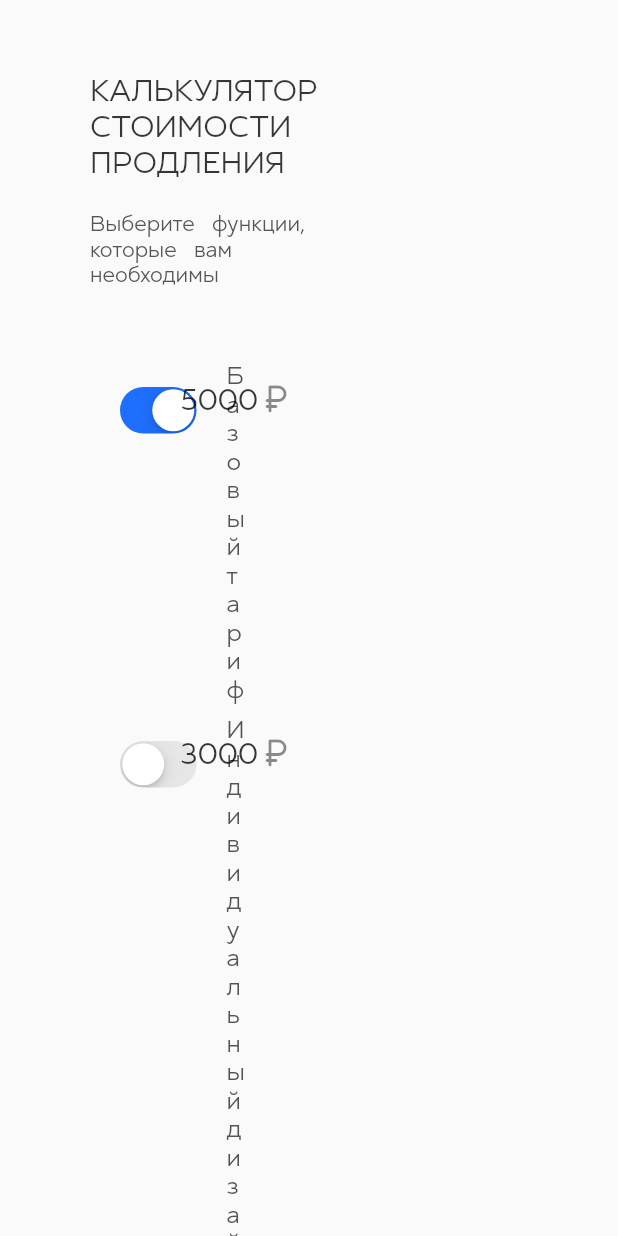
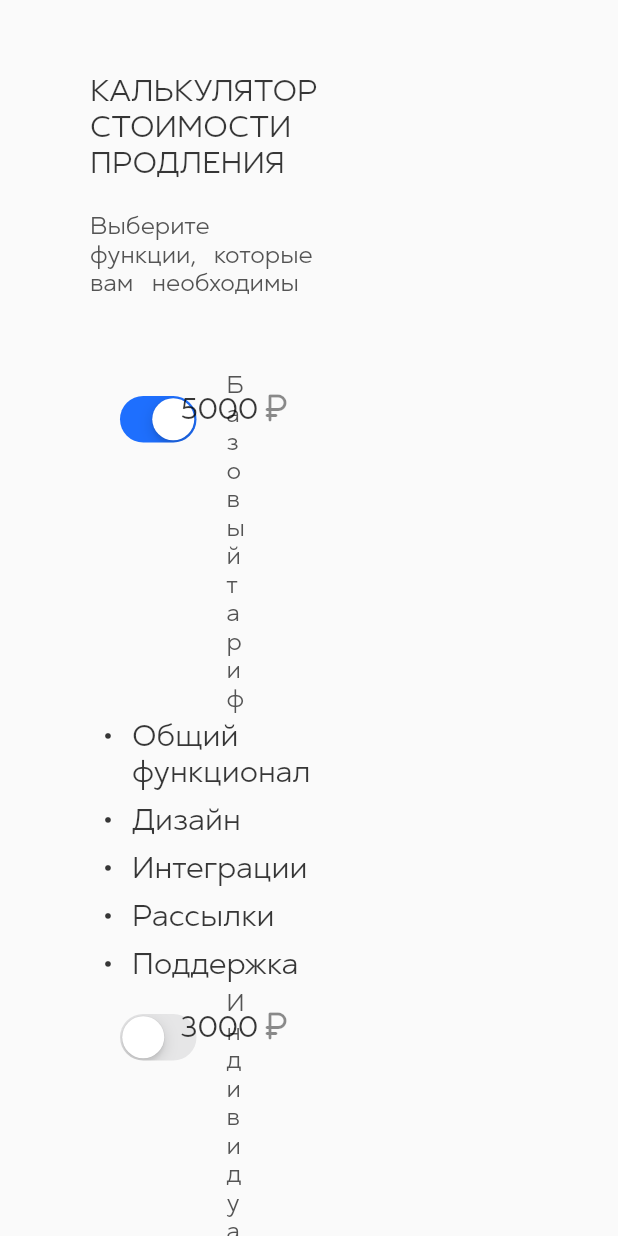
Before and after one commit to OmarinaA/flutter_calculator, a Flutter app: the screen it shows after launch, on a phone screen of 412 x 824 dp. Run offline on Flutter 3.47's test engine with Material 2 defaults, Android fonts, the phone set to English and light mode, and no system bars; drawn by our look-alikes of flutter_markdown.

Commit message:
добавила Markdown

```diff
--- a/lib/CostCalculator.dart
+++ b/lib/CostCalculator.dart
@@ -48,76 +48,6 @@ class _CostCalculatorState extends State<CostCalculator> {
   Widget build(BuildContext context) {
     return Scaffold(
       body: ListView(
-          padding: EdgeInsets.only(left: 60, right: 200, top: 50),
-          children: <Widget>[
-            Text('Калькулятор стоимости продления'.toUpperCase(),
-                textAlign: TextAlign.left,
-                style: Theme.of(context).textTheme.bodyMedium),
-            Padding(
-              padding: EdgeInsets.only(bottom: 45, top: 20),
-              child: Text(
-                'Выберите функции, которые вам необходимы',
-                textAlign: TextAlign.left,
-                style: TextStyle(
-                  fontSize: 14.0,
-                  fontFamily: 'Steppe',
-                  color: Color.fromARGB(255, 84, 84, 84),
-                  wordSpacing: 8,
-                ),
-              ),
-            ),
-            LisTileExample(
-              price: basicTariff.price,
-              title: basicTariff.title,
-              description: '',
-              isSelected: basicTariff.isSelected,
-              onChanged: (value) {},
-            ),
-            LisTileExample(
-              price: customDesignLogo.price,
-              title: customDesignLogo.title,
-              description: '',
-              isSelected: customDesignLogo.isSelected,
-              onChanged: (value) {},
-            ),
-            LisTileExample(
-              price: scheduleWidget.price,
-              title: scheduleWidget.title,
-              description: '',
-              isSelected: scheduleWidget.isSelected,
-              onChanged: (value) {},
-            ),
-            LisTileExample(
-              price: analytics.price,
-              title: analytics.title,
-              description: '',
-              isSelected: analytics.isSelected,
-              onChanged: (value) {},
-            ),
-            LisTileExample(
-              price: uploadOnlineWorkouts.price,
-              title: uploadOnlineWorkouts.title,
-              description: '',
-              isSelected: uploadOnlineWorkouts.isSelected,
-              onChanged: (value) {},
-            ),
-            Padding(
-              padding: EdgeInsets.only(bottom: 20, top: 40),
-              child: const Divider(
-                color: Color(0xffD9D9D9),
-                thickness: 2,
-                indent: 5,
-                endIndent: 5,
-              ),
-            ),
-            LisTileExample(
-              price: total.price,
-              title: total.title,
-              description: '',
-              isSelected: total.isSelected,
-              onChanged: (value) {},
-            ),
-          ]),
         padding: EdgeInsets.only(left: 60, right: 200, top: 50),
         children: <Widget>[
           Text('Калькулятор стоимости продления'.toUpperCase(),
@@ -133,7 +63,7 @@ class _CostCalculatorState extends State<CostCalculator> {
           LisTileExample(
             price: basicTariff.price,
             title: basicTariff.title,
-            description: '',
+            description: '* Общий функционал \n* Дизайн \n* Интеграции \n* Рассылки \n* Поддержка',
             isSelected: basicTariff.isSelected,
             onChanged: (value) {},
           ),
```
